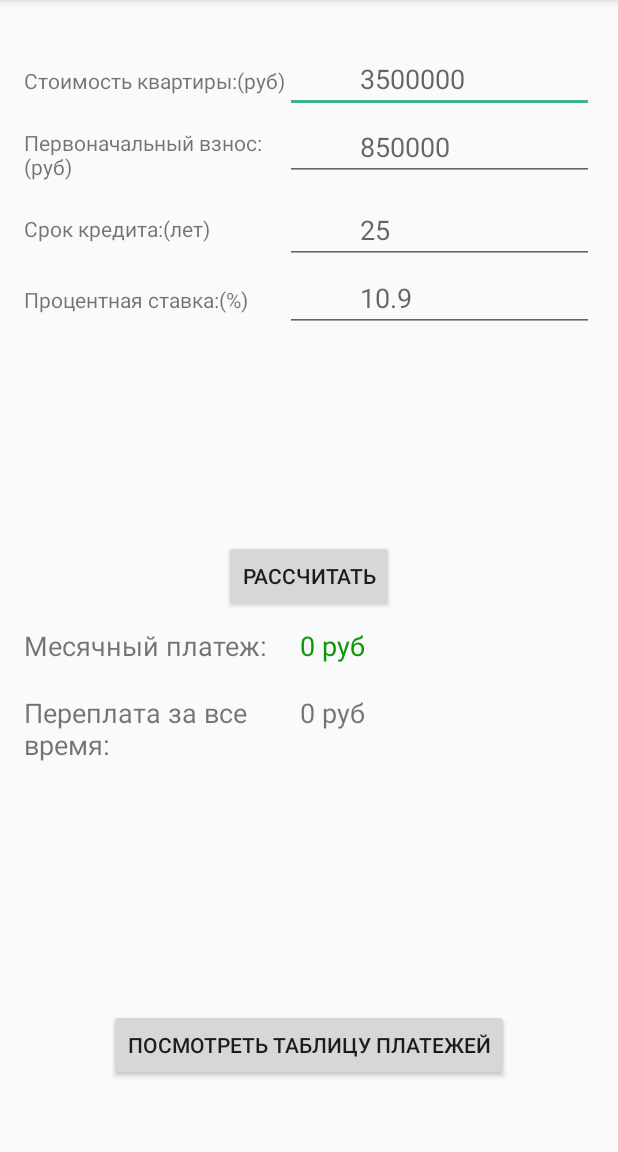
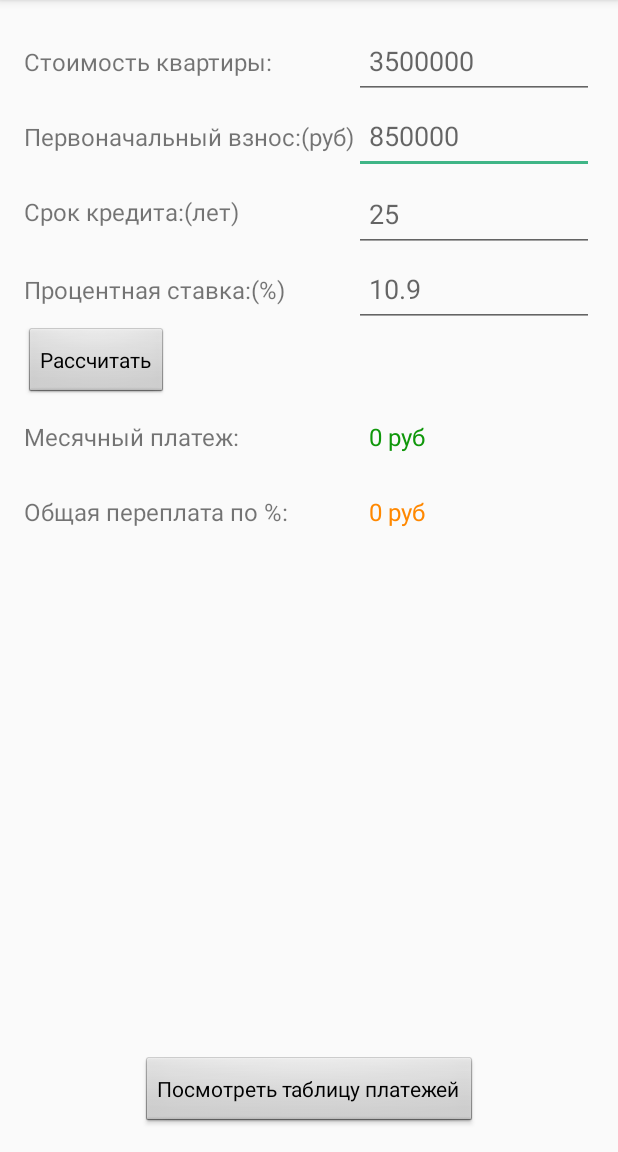
Before and after one commit to ageev-victor/calculator-ipoteka, an Android app: the screen it shows after launch (MainActivity), on a phone screen of 412 x 824 dp, the part 84-1236 px from its top. Run offline under Robolectric (Android 15) with nearby library versions, the phone set to English and light mode, and no system bars.

Commit message:
Улучшил дизайн 2х активити

```diff
--- a/Calculator/app/src/main/res/layout/activity_main.xml
+++ b/Calculator/app/src/main/res/layout/activity_main.xml
@@ -10,174 +10,196 @@
     android:paddingTop="@dimen/activity_vertical_margin"
     tools:context="ru.ageev_victor.calculator_ipoteka.MainActivity">
 
+    <EditText
+        android:id="@+id/editText_pervonachVznos"
+        android:layout_width="wrap_content"
+        android:layout_height="50dp"
+        android:ems="10"
+        android:inputType="number"
+        android:paddingLeft="10dp"
+        android:layout_alignTop="@+id/extView_pervonachVznos"
+        android:layout_alignParentRight="true"
+        android:layout_alignParentEnd="true"
+        android:layout_toRightOf="@+id/extView_pervonachVznos"
+        android:layout_toEndOf="@+id/extView_pervonachVznos"
+        android:gravity="left|center_vertical"
+        android:onClick="clearText"
+        android:hint="850000" />
+
     <TextView
-        android:id="@+id/extView_procentStavka"
+        android:text="Стоимость квартиры:"
+        android:layout_width="wrap_content"
+        android:layout_height="50dp"
+        android:id="@+id/textView10"
+        android:textSize="16sp"
+        android:layout_alignParentTop="true"
+        android:layout_alignParentStart="true"
+        android:layout_alignParentLeft="true"
+        android:gravity="top|bottom"
+        android:layout_toLeftOf="@+id/editText_pervonachVznos"
+        android:layout_toStartOf="@+id/editText_pervonachVznos" />
+
+    <Button
+        android:text="Посмотреть таблицу платежей"
         android:layout_width="wrap_content"
         android:layout_height="wrap_content"
-        android:layout_below="@+id/extView_srokKredita"
-        android:layout_marginTop="28dp"
-        android:text="@string/stavka" />
+        android:id="@+id/showTablBtn"
+        android:onClick="showTablPlatezei"
+        android:layout_alignParentBottom="true"
+        android:layout_centerHorizontal="true"
+        style="@android:style/Widget.Button" />
+
+    <EditText
+        android:id="@+id/editText_procentStavka"
+        android:layout_width="wrap_content"
+        android:layout_height="50dp"
+        android:ems="10"
+        android:inputType="number|numberDecimal"
+        android:paddingLeft="10dp"
+        android:layout_alignTop="@+id/extView_procentStavka"
+        android:layout_toRightOf="@+id/extView_srokKredita"
+        android:gravity="left|center_vertical"
+        android:onClick="clearText"
+        android:hint="10.9" />
+
+    <TextView
+        android:text="0 руб"
+        android:layout_width="wrap_content"
+        android:layout_height="50dp"
+        android:id="@+id/mesPlatezTextView"
+        android:textSize="16sp"
+        android:textColor="@color/colorGreen"
+        android:paddingLeft="10dp"
+        android:layout_alignTop="@+id/textView"
+        android:layout_alignParentRight="true"
+        android:layout_alignParentEnd="true"
+        android:layout_toEndOf="@+id/extView_procentStavka"
+        android:layout_alignBottom="@+id/textView"
+        android:gravity="left|center_vertical"
+        android:layout_toRightOf="@+id/extView_procentStavka" />
+
+    <TextView
+        android:text="Месячный платеж:"
+        android:layout_width="wrap_content"
+        android:layout_height="50dp"
+        android:id="@+id/textView"
+        android:textSize="16sp"
+        android:gravity="top|bottom"
+        android:layout_below="@+id/button_rasschitat"
+        android:layout_alignParentLeft="true"
+        android:layout_alignParentStart="true"
+        android:layout_toLeftOf="@+id/mesPlatezTextView"
+        android:layout_toStartOf="@+id/mesPlatezTextView" />
+
+    <Button
+        android:id="@+id/button_rasschitat"
+        android:layout_width="wrap_content"
+        android:layout_height="wrap_content"
+        android:text="@string/raschitat"
+        android:onClick="calculate"
+        android:layout_below="@+id/extView_procentStavka"
+        android:layout_alignParentLeft="true"
+        android:layout_alignParentStart="true"
+        style="@android:style/Widget.Button" />
 
     <TextView
         android:id="@+id/extView_pervonachVznos"
         android:layout_width="wrap_content"
-        android:layout_height="wrap_content"
+        android:layout_height="50dp"
+        android:text="@string/perv_vznos"
+        android:textSize="16sp"
+        android:gravity="top|bottom"
+        android:layout_below="@+id/textView10"
+        android:layout_alignParentLeft="true"
+        android:layout_alignParentStart="true" />
+
+    <TextView
+        android:id="@+id/extView_srokKredita"
+        android:layout_width="wrap_content"
+        android:text="@string/srok"
+        android:textSize="16sp"
+        android:layout_height="50dp"
+        android:gravity="top|bottom"
+        android:layout_below="@+id/editText_pervonachVznos"
         android:layout_alignParentLeft="true"
         android:layout_alignParentStart="true"
-        android:layout_below="@+id/textView_stoimostKv"
-        android:layout_marginTop="22dp"
-        android:text="@string/perv_vznos"
-        android:layout_alignRight="@+id/textView_stoimostKv"
-        android:layout_alignEnd="@+id/textView_stoimostKv" />
+        android:layout_toLeftOf="@+id/editText_pervonachVznos"
+        android:layout_toStartOf="@+id/editText_pervonachVznos" />
+
+    <TextView
+        android:id="@+id/extView_procentStavka"
+        android:layout_width="wrap_content"
+        android:layout_height="50dp"
+        android:text="@string/stavka"
+        android:textSize="16sp"
+        android:gravity="top|bottom"
+        android:layout_below="@+id/editText_srokKredita"
+        android:layout_alignParentLeft="true"
+        android:layout_alignParentStart="true"
+        android:layout_toLeftOf="@+id/editText_srokKredita"
+        android:layout_toStartOf="@+id/editText_srokKredita" />
+
+    <TextView
+        android:text="Общая переплата по %:"
+        android:layout_width="wrap_content"
+        android:layout_height="50dp"
+        android:id="@+id/textView8"
+        android:textSize="16sp"
+        android:gravity="top|bottom"
+        android:layout_below="@+id/textView"
+        android:layout_alignParentLeft="true"
+        android:layout_alignParentStart="true"
+        android:layout_toLeftOf="@+id/mesPlatezTextView"
+        android:layout_toStartOf="@+id/mesPlatezTextView" />
+
+    <EditText
+        android:id="@+id/editText_srokKredita"
+        android:layout_width="wrap_content"
+        android:layout_height="50dp"
+        android:ems="10"
+        android:inputType="number"
+        android:paddingLeft="10dp"
+        android:gravity="left|center_vertical"
+        android:layout_alignBaseline="@+id/extView_srokKredita"
+        android:layout_alignBottom="@+id/extView_srokKredita"
+        android:layout_alignParentRight="true"
+        android:layout_alignParentEnd="true"
+        android:layout_toRightOf="@+id/extView_srokKredita"
+        android:layout_toEndOf="@+id/extView_srokKredita"
+        android:onClick="clearText"
+        android:hint="25" />
+
+    <TextView
+        android:layout_width="wrap_content"
+        android:layout_height="50dp"
+        android:id="@+id/pereplataChisloTextView"
+        android:text="0 руб"
+        android:textSize="16sp"
+        android:paddingLeft="10dp"
+        android:gravity="left|center_vertical"
+        android:layout_alignBottom="@+id/textView8"
+        android:layout_alignParentRight="true"
+        android:layout_alignParentEnd="true"
+        android:layout_toRightOf="@+id/textView8"
+        android:layout_toEndOf="@+id/textView8"
+        android:layout_below="@+id/mesPlatezTextView"
+        android:textColor="@android:color/holo_orange_dark" />
 
     <EditText
         android:id="@+id/editText_stoimostKv"
         android:layout_width="wrap_content"
         android:ems="10"
         android:inputType="number"
-        android:layout_height="wrap_content"
-        android:layout_alignBaseline="@+id/textView_stoimostKv"
-        android:layout_alignBottom="@+id/textView_stoimostKv"
-        android:layout_toEndOf="@+id/textView_stoimostKv"
-        android:layout_toRightOf="@+id/textView_stoimostKv"
-        android:paddingLeft="50dp"
-        android:hint="3500000" />
-
-    <EditText
-        android:id="@+id/editText_pervonachVznos"
-        android:layout_width="wrap_content"
-        android:layout_height="wrap_content"
-        android:ems="10"
-        android:inputType="number"
-        android:layout_alignBottom="@+id/extView_pervonachVznos"
-        android:layout_alignParentRight="false"
-        android:layout_alignParentEnd="false"
-        android:layout_alignLeft="@+id/editText_stoimostKv"
-        android:layout_alignStart="@+id/editText_stoimostKv"
-        android:paddingLeft="50dp"
-        android:hint="850000" />
-
-    <TextView
-        android:id="@+id/extView_srokKredita"
-        android:layout_width="wrap_content"
-        android:layout_height="wrap_content"
-        android:layout_marginTop="22dp"
-        android:text="@string/srok"
-        android:layout_below="@+id/extView_pervonachVznos"
-        android:layout_alignParentLeft="true"
-        android:layout_alignParentStart="true" />
-
-    <EditText
-        android:id="@+id/editText_procentStavka"
-        android:layout_width="wrap_content"
-        android:layout_height="wrap_content"
-        android:ems="10"
-        android:inputType="number|numberDecimal"
-        android:layout_alignBaseline="@+id/extView_procentStavka"
-        android:layout_alignBottom="@+id/extView_procentStavka"
+        android:layout_height="50dp"
+        android:paddingLeft="10dp"
+        android:gravity="left|center_vertical"
+        android:singleLine="false"
+        android:onClick="clearText"
+        android:layout_alignParentTop="true"
         android:layout_alignParentRight="true"
         android:layout_alignParentEnd="true"
-        android:layout_alignLeft="@+id/editText_pervonachVznos"
-        android:layout_alignStart="@+id/editText_pervonachVznos"
-        android:paddingLeft="50dp"
-        android:hint="10.9" />
-
-    <EditText
-        android:id="@+id/editText_srokKredita"
-        android:layout_width="wrap_content"
-        android:layout_height="wrap_content"
-        android:ems="10"
-        android:inputType="number"
-        android:layout_above="@+id/editText_procentStavka"
-        android:layout_toEndOf="@+id/extView_procentStavka"
-        android:layout_alignLeft="@+id/editText_procentStavka"
-        android:layout_alignStart="@+id/editText_procentStavka"
-        android:paddingLeft="50dp"
-        android:hint="25"
-        android:layout_toRightOf="@+id/extView_procentStavka" />
-
-    <TextView
-        android:id="@+id/textView_stoimostKv"
-        android:layout_width="wrap_content"
-        android:layout_height="wrap_content"
-        android:layout_marginTop="28dp"
-        android:text="@string/stoimost"
-        android:layout_alignParentTop="true"
-        android:layout_alignParentLeft="true"
-        android:layout_alignParentStart="true" />
-
-    <TextView
-        android:text="Переплата за все время:"
-        android:layout_width="wrap_content"
-        android:layout_height="wrap_content"
-        android:id="@+id/pereplataTextView"
-        android:layout_below="@+id/mesPlatezTextView"
-        android:layout_alignParentLeft="true"
-        android:layout_alignParentStart="true"
-        android:layout_marginTop="20dp"
-        android:textSize="18sp"
-        android:layout_alignRight="@+id/textView"
-        android:layout_alignEnd="@+id/textView" />
-
-    <TextView
-        android:text="0 руб"
-        android:layout_width="wrap_content"
-        android:layout_height="wrap_content"
-        android:id="@+id/mesPlatezTextView"
-        android:textSize="18sp"
-        android:layout_alignTop="@+id/textView"
-        android:layout_alignParentRight="true"
-        android:layout_alignParentEnd="true"
-        android:paddingLeft="10dp"
-        android:textColor="@color/colorGreen"
-        android:layout_toEndOf="@+id/button_rasschitat"
-        android:layout_alignLeft="@+id/editText_procentStavka"
-        android:layout_alignStart="@+id/editText_procentStavka"
-        android:layout_toRightOf="@+id/button_rasschitat" />
-
-    <TextView
-        android:text="Месячный платеж:"
-        android:layout_width="wrap_content"
-        android:layout_height="wrap_content"
-        android:id="@+id/textView"
-        android:textSize="18sp"
-        android:layout_below="@+id/button_rasschitat"
-        android:layout_alignParentLeft="true"
-        android:layout_alignParentStart="true"
-        android:layout_marginTop="10dp"
-        android:gravity="center_vertical|center_horizontal" />
-
-    <Button
-        android:text="Посмотреть таблицу платежей"
-        android:layout_width="wrap_content"
-        android:layout_height="wrap_content"
-        android:id="@+id/showTablBtn"
-        android:layout_alignParentBottom="true"
-        android:layout_centerHorizontal="true"
-        android:layout_marginBottom="31dp"
-        android:onClick="showTablPlatezei" />
-
-    <Button
-        android:id="@+id/button_rasschitat"
-        android:layout_width="wrap_content"
-        android:layout_height="wrap_content"
-        android:text="@string/raschitat"
-        android:onClick="calcucate"
-        android:layout_centerVertical="true"
-        android:layout_centerHorizontal="true" />
-
-    <TextView
-        android:layout_width="wrap_content"
-        android:layout_height="wrap_content"
-        android:id="@+id/pereplataChisloTextView"
-        android:text="0 руб"
-        android:textSize="18sp"
-        android:paddingLeft="10dp"
-        android:layout_alignBaseline="@+id/pereplataTextView"
-        android:layout_alignBottom="@+id/pereplataTextView"
-        android:layout_alignParentRight="true"
-        android:layout_alignParentEnd="true"
-        android:layout_alignLeft="@+id/mesPlatezTextView"
-        android:layout_alignStart="@+id/mesPlatezTextView" />
+        android:hint="3500000"
+        android:layout_toRightOf="@+id/textView10"
+        android:layout_toEndOf="@+id/textView10" />
 
 </RelativeLayout>
--- a/Calculator/app/src/main/res/layout/activity_start.xml
+++ b/Calculator/app/src/main/res/layout/activity_start.xml
@@ -10,12 +10,15 @@
 
         <ProgressBar
             android:id="@+id/progressBar"
-            android:layout_width="120dp"
+            android:layout_width="match_parent"
             android:layout_height="120dp"
-
             android:indeterminateOnly="true"
             android:layout_centerVertical="true"
-            android:layout_centerHorizontal="true" />
+            android:layout_centerHorizontal="true"
+            android:indeterminate="false"
+            android:theme="@style/AlertDialog.AppCompat.Light"
+            android:elevation="1dp"
+            style="@style/Widget.AppCompat.ProgressBar.Horizontal" />
 
         <TextView
             android:id="@+id/textView2"
--- a/Calculator/app/src/main/res/layout/activity_table_platez.xml
+++ b/Calculator/app/src/main/res/layout/activity_table_platez.xml
@@ -1,12 +1,68 @@
 <?xml version="1.0" encoding="utf-8"?>
-<ScrollView xmlns:android="http://schemas.android.com/apk/res/android"
-    android:orientation="vertical" android:layout_width="match_parent"
+<RelativeLayout xmlns:android="http://schemas.android.com/apk/res/android"
+    android:layout_width="match_parent"
     android:layout_height="match_parent">
-    <TableLayout
-        android:layout_width="wrap_content"
-        android:layout_height="wrap_content"
-        android:id="@+id/tablePlatezei">
 
-    </TableLayout>
+    <ScrollView
+        android:layout_width="match_parent"
+        android:layout_height="match_parent"
+        android:orientation="vertical"
+        android:layout_alignParentTop="true"
+        android:layout_alignParentLeft="true"
+        android:layout_alignParentStart="true">
 
-</ScrollView>
+        <TableLayout
+            android:id="@+id/tablePlatezei"
+            android:layout_width="match_parent"
+            android:layout_height="match_parent"
+            android:orientation="vertical"
+            android:stretchColumns="true"
+            android:shrinkColumns="true"
+            android:gravity="left">
+
+            <TableRow
+                android:layout_width="match_parent"
+                android:layout_height="wrap_content"
+                android:gravity="center_horizontal">
+
+                <TextView
+                    android:text="Месяц"
+                    android:layout_width="wrap_content"
+                    android:layout_height="50dp"
+                    android:id="@+id/textView3"
+                    android:gravity="center_vertical|center_horizontal" />
+
+                <TextView
+                    android:text="Осталось"
+                    android:layout_width="wrap_content"
+                    android:layout_height="50dp"
+                    android:id="@+id/textView4"
+                    android:gravity="center_vertical|center_horizontal" />
+
+                <TextView
+                    android:text="Основной долг"
+                    android:layout_width="70dp"
+                    android:layout_height="50dp"
+                    android:id="@+id/textView5"
+                    android:gravity="center_vertical|center_horizontal" />
+
+                <TextView
+                    android:text="%"
+                    android:layout_width="wrap_content"
+                    android:layout_height="50dp"
+                    android:id="@+id/textView6"
+                    android:gravity="center_vertical|center_horizontal" />
+
+                <TextView
+                    android:text="Платеж в мес"
+                    android:layout_width="60dp"
+                    android:layout_height="50dp"
+                    android:id="@+id/textView7"
+                    android:gravity="center_vertical|center_horizontal"
+                    android:paddingRight="5dp" />
+
+            </TableRow>
+        </TableLayout>
+
+    </ScrollView>
+</RelativeLayout>
--- a/Calculator/build.gradle
+++ b/Calculator/build.gradle
@@ -5,7 +5,7 @@ buildscript {
         jcenter()
     }
     dependencies {
-        classpath 'com.android.tools.build:gradle:2.2.1'
+        classpath 'com.android.tools.build:gradle:2.2.2'
 
         // NOTE: Do not place your application dependencies here; they belong
         // in the individual module build.gradle files
```
